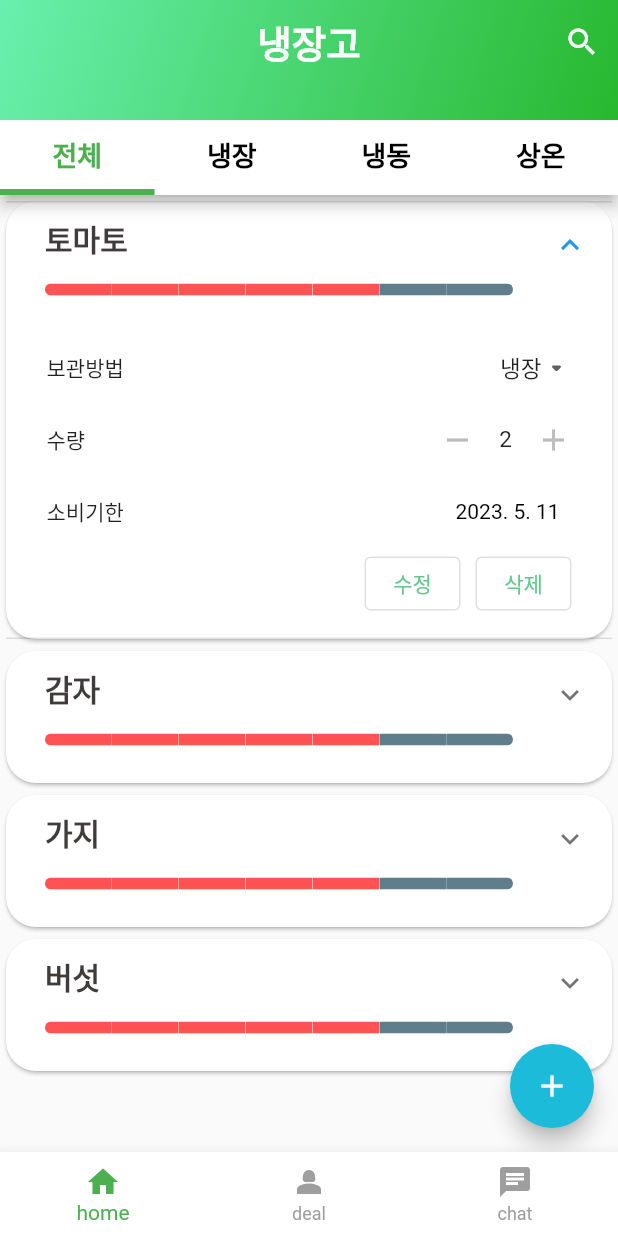
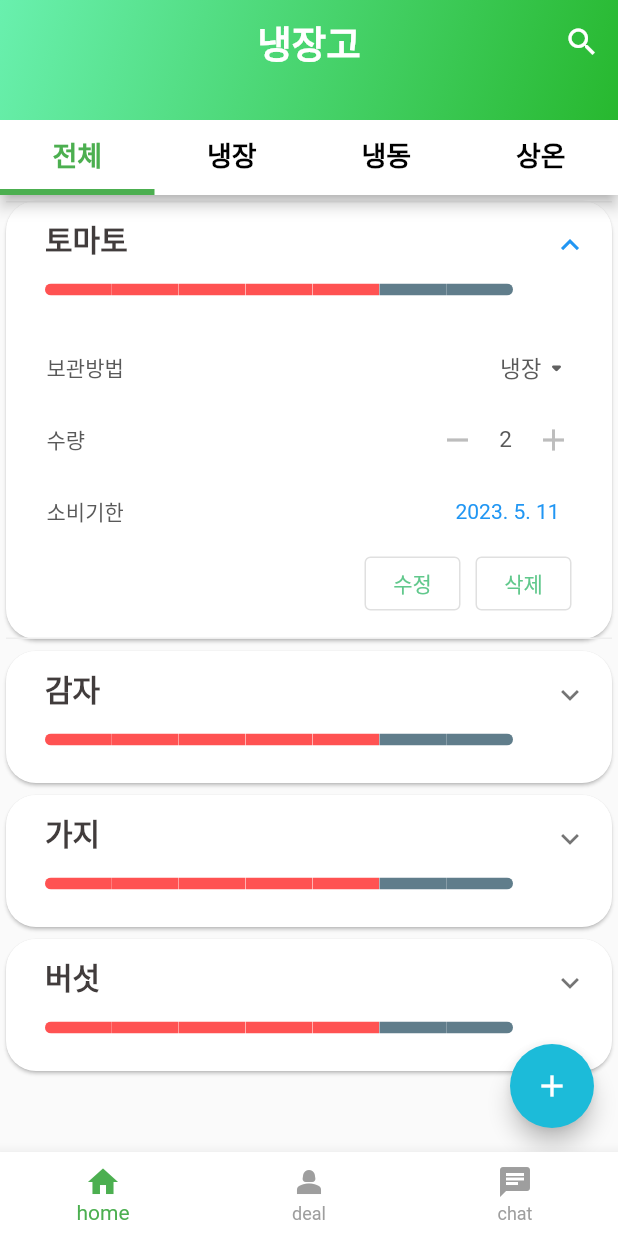
Before and after one commit to BrainStorm-sc21/BrainStorm-FE, a Flutter app: the screen it shows after launch, after a tap on "토마토", on a phone screen of 412 x 824 dp. Run offline on Flutter 3.47's test engine with Material 2 defaults, Android fonts, the phone set to English and light mode, and no system bars; drawn by our look-alikes of flutter_speed_dial, step_progress_indicator; our stand-ins replace camera, firebase_auth, firebase_core, introduction_screen, logger and 1 more; missing offline and left inert: dart:ffi, kpostal, naver_map_plugin, webview_flutter_android, webview_flutter_wkwebview; accounts and stored records are empty; network calls fail.

Commit message:
🔨 Update_Add theme

```diff
--- a/lib/main.dart
+++ b/lib/main.dart
@@ -2,6 +2,7 @@ import 'package:brainstorm_meokjang/firebase_options.dart';
 import 'package:brainstorm_meokjang/pages/chat/chat_page.dart';
 import 'package:brainstorm_meokjang/pages/deal/map_page.dart';
 import 'package:brainstorm_meokjang/pages/home/home_page.dart';
+import 'package:brainstorm_meokjang/utilities/colors.dart';
 import 'package:firebase_core/firebase_core.dart';
 import 'package:flutter/material.dart';
 import 'package:flutter_localizations/flutter_localizations.dart';
@@ -32,7 +33,22 @@ class MyApp extends StatelessWidget {
       ],
       title: 'Flutter Demo',
       theme: ThemeData(
-        primarySwatch: Colors.blue,
+        textTheme: const TextTheme(
+          titleLarge: TextStyle(color: ColorStyles.textColor),
+          titleMedium: TextStyle(color: ColorStyles.textColor),
+          titleSmall: TextStyle(color: ColorStyles.textColor),
+          headlineLarge: TextStyle(color: ColorStyles.textColor),
+          headlineMedium: TextStyle(color: ColorStyles.textColor),
+          headlineSmall: TextStyle(color: ColorStyles.textColor),
+          bodyLarge: TextStyle(color: ColorStyles.textColor),
+          bodyMedium: TextStyle(color: ColorStyles.textColor),
+          bodySmall: TextStyle(color: ColorStyles.textColor),
+        ),
+        dividerColor: ColorStyles.lightGrey,
+        primaryColor: ColorStyles.mainColor,
+        iconTheme: const IconThemeData(
+          color: ColorStyles.iconColor,
+        ),
       ),
       home: const MyHomePage(),
     );
--- a/lib/utilities/Colors.dart
+++ b/lib/utilities/Colors.dart
@@ -3,6 +3,8 @@ import 'package:flutter/material.dart';
 class ColorStyles {
   static const Color mainColor = Color.fromRGBO(97, 200, 140, 1);
   static const Color subColor = Color.fromRGBO(28, 187, 217, 1);
+  static const Color textColor = Color.fromRGBO(89, 89, 89, 1);
+  static const Color iconColor = Color.fromRGBO(190, 190, 190, 1);
   static const Color shareColor = Color.fromRGBO(212, 117, 73, 1);
   static const Color exchangColor = Color.fromRGBO(70, 200, 218, 1);
   static const Color groupBuyColor = Color.fromRGBO(159, 97, 200, 1);
--- a/lib/widgets/food_expire_date.dart
+++ b/lib/widgets/food_expire_date.dart
@@ -55,7 +55,6 @@ class FoodExpireDate extends StatelessWidget {
           child: Text(
             '${expireDate.year}. ${expireDate.month}. ${expireDate.day}',
             style: const TextStyle(
-              color: Colors.black,
               fontWeight: FontWeight.normal,
             ),
           ),
```
